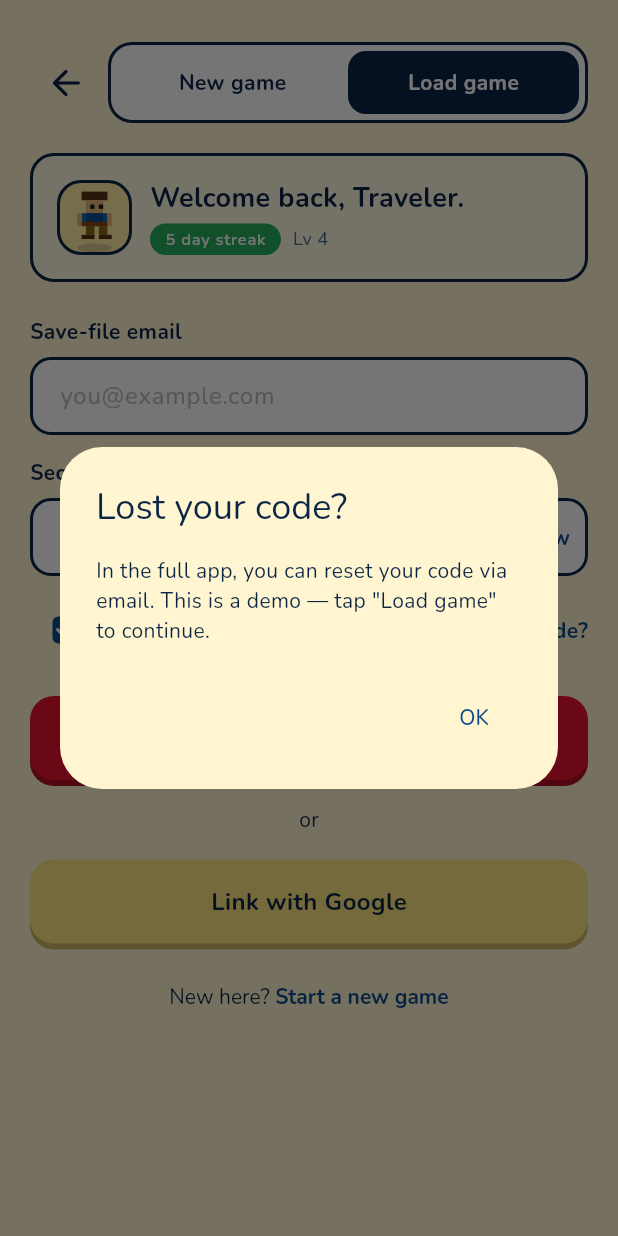
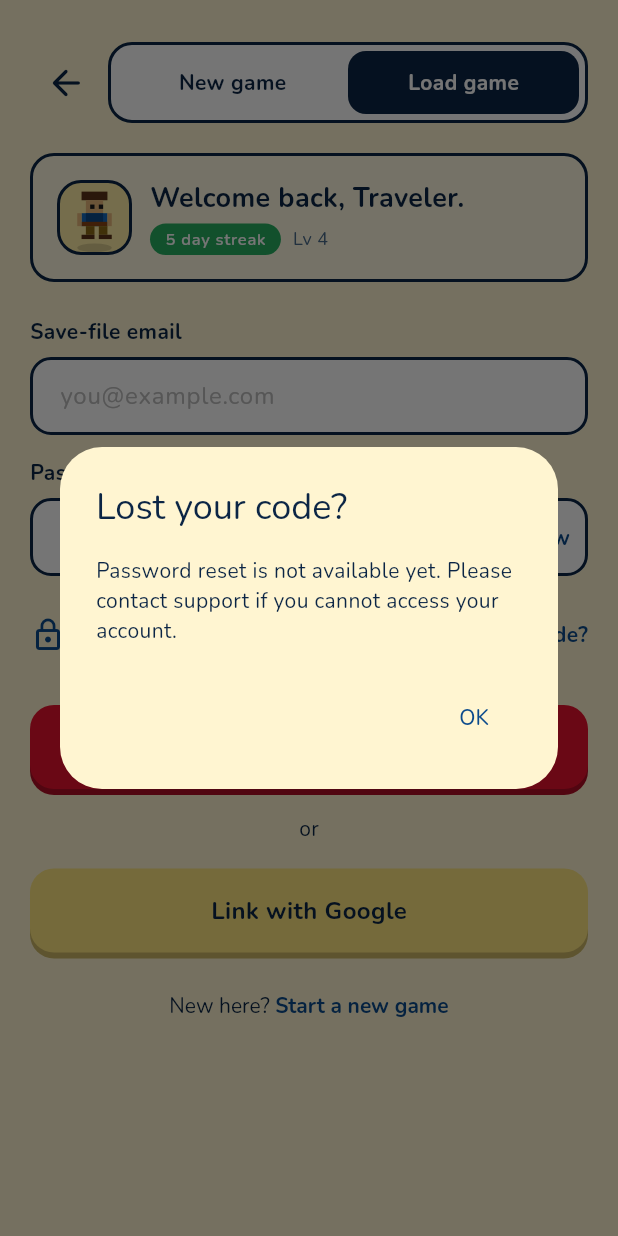
Before and after one commit to Prakritsigdel/glossa, a Flutter app: the LoginScreen screen opened by its route, after a tap on "Lost your code?", on a phone screen of 412 x 824 dp. Run offline on Flutter 3.47's test engine with Material 3 defaults, Android fonts, the phone set to English and light mode, and no system bars; our stand-ins replace flutter_riverpod, flutter_secure_storage, go_router; accounts and stored records are empty.

Commit message:
feat(auth): connect load game flow

```diff
--- a/lib/features/authentication/screens/login_screen.dart
+++ b/lib/features/authentication/screens/login_screen.dart
@@ -21,7 +21,6 @@ class _LoginScreenState extends ConsumerState<LoginScreen> {
   final _emailController = TextEditingController();
   final _codeController = TextEditingController();
   bool _obscureCode = true;
-  bool _autoSave = true;
 
   @override
   void dispose() {
@@ -54,8 +53,11 @@ class _LoginScreenState extends ConsumerState<LoginScreen> {
                 Row(
                   children: [
                     IconButton(
-                      icon: const Icon(Icons.arrow_back_rounded,
-                          color: GlossaColors.blueNavy, size: 28),
+                      icon: const Icon(
+                        Icons.arrow_back_rounded,
+                        color: GlossaColors.blueNavy,
+                        size: 28,
+                      ),
                       onPressed: () {
                         if (context.canPop()) {
                           context.pop();
@@ -93,21 +95,28 @@ class _LoginScreenState extends ConsumerState<LoginScreen> {
                         child: Column(
                           crossAxisAlignment: CrossAxisAlignment.start,
                           children: [
-                          Text('Welcome back, Traveler.',
-                              style: GlossaTypography.headlineMedium),
+                            Text(
+                              'Welcome back, Traveler.',
+                              style: GlossaTypography.headlineMedium,
+                            ),
                             const SizedBox(height: 6),
                             Row(
                               children: [
                                 Container(
                                   padding: const EdgeInsets.symmetric(
-                                    horizontal: 10, vertical: 3),
+                                    horizontal: 10,
+                                    vertical: 3,
+                                  ),
                                   decoration: BoxDecoration(
                                     color: GlossaColors.streakGreen,
                                     borderRadius: BorderRadius.circular(12),
                                   ),
-                                child: Text('5 day streak',
-                                    style: GlossaTypography.labelSmall
-                                        .copyWith(color: GlossaColors.white)),
+                                  child: Text(
+                                    '5 day streak',
+                                    style: GlossaTypography.labelSmall.copyWith(
+                                      color: GlossaColors.white,
+                                    ),
+                                  ),
                                 ),
                                 const SizedBox(width: 8),
                                 Text('Lv 4', style: GlossaTypography.bodySmall),
@@ -124,41 +133,51 @@ class _LoginScreenState extends ConsumerState<LoginScreen> {
                 const SizedBox(height: Spacing.sm),
                 TextFormField(
                   controller: _emailController,
-                decoration: const InputDecoration(hintText: 'you@example.com'),
+                  decoration: const InputDecoration(
+                    hintText: 'you@example.com',
+                  ),
                   keyboardType: TextInputType.emailAddress,
                 ),
                 const SizedBox(height: Spacing.lg),
-              Text('Secret code', style: GlossaTypography.labelMedium),
+                Text('Password', style: GlossaTypography.labelMedium),
                 const SizedBox(height: Spacing.sm),
                 TextFormField(
                   controller: _codeController,
                   obscureText: _obscureCode,
                   decoration: InputDecoration(
-                  hintText: 'Your secret code',
+                    hintText: 'Password',
                     suffixIcon: GestureDetector(
                       onTap: () => setState(() => _obscureCode = !_obscureCode),
                       child: Padding(
                         padding: const EdgeInsets.only(right: 12),
                         child: Text(
                           _obscureCode ? 'Show' : 'Hide',
-                        style: GlossaTypography.labelMedium
-                            .copyWith(color: GlossaColors.blueDeep),
+                          style: GlossaTypography.labelMedium.copyWith(
+                            color: GlossaColors.blueDeep,
                           ),
                         ),
                       ),
-                  suffixIconConstraints:
-                      const BoxConstraints(minHeight: 0, minWidth: 0),
+                    ),
+                    suffixIconConstraints: const BoxConstraints(
+                      minHeight: 0,
+                      minWidth: 0,
+                    ),
                   ),
                 ),
                 const SizedBox(height: Spacing.md),
                 Row(
                   children: [
-                  Checkbox(
-                    value: _autoSave,
-                    onChanged: (v) =>
-                        setState(() => _autoSave = v ?? false),
+                    const Icon(
+                      Icons.lock_outline,
+                      color: GlossaColors.blueDeep,
                     ),
-                  Text('Auto-save', style: GlossaTypography.bodyMedium),
+                    const SizedBox(width: Spacing.xs),
+                    Expanded(
+                      child: Text(
+                        'Your session is saved securely on this device.',
+                        style: GlossaTypography.bodySmall,
+                      ),
+                    ),
                     const Spacer(),
                     GestureDetector(
                       onTap: () {
@@ -167,8 +186,8 @@ class _LoginScreenState extends ConsumerState<LoginScreen> {
                           builder: (_) => AlertDialog(
                             title: const Text('Lost your code?'),
                             content: const Text(
-                              'In the full app, you can reset your code via email. '
-                              'This is a demo — tap "Load game" to continue.'),
+                              'Password reset is not available yet. Please contact support if you cannot access your account.',
+                            ),
                             actions: [
                               TextButton(
                                 onPressed: () => Navigator.pop(context),
@@ -180,8 +199,9 @@ class _LoginScreenState extends ConsumerState<LoginScreen> {
                       },
                       child: Text(
                         'Lost your code?',
-                      style: GlossaTypography.labelMedium
-                          .copyWith(color: GlossaColors.blueDeep),
+                        style: GlossaTypography.labelMedium.copyWith(
+                          color: GlossaColors.blueDeep,
+                        ),
                       ),
                     ),
                   ],
@@ -189,9 +209,22 @@ class _LoginScreenState extends ConsumerState<LoginScreen> {
                 const SizedBox(height: Spacing.xl),
                 GlossaButton(
                   label: 'Load game',
-                onPressed: () {
-                  ref.read(gameStateProvider.notifier).logIn();
-                  context.go(AppRoutes.town);
+                  onPressed: () async {
+                    try {
+                      await ref
+                          .read(gameStateProvider.notifier)
+                          .logIn(
+                            email: _emailController.text.trim(),
+                            password: _codeController.text,
+                          );
+                      if (context.mounted) context.go(AppRoutes.town);
+                    } catch (error) {
+                      if (context.mounted) {
+                        ScaffoldMessenger.of(context).showSnackBar(
+                          SnackBar(content: Text(error.toString())),
+                        );
+                      }
+                    }
                   },
                 ),
                 const SizedBox(height: Spacing.lg),
@@ -204,7 +237,8 @@ class _LoginScreenState extends ConsumerState<LoginScreen> {
                     ScaffoldMessenger.of(context).showSnackBar(
                       const SnackBar(
                         content: Text(
-                          'Google login will be available with Firebase integration.'),
+                          'Google login will be available with Firebase integration.',
+                        ),
                       ),
                     );
                   },
@@ -220,8 +254,9 @@ class _LoginScreenState extends ConsumerState<LoginScreen> {
                           const TextSpan(text: 'New here? '),
                           TextSpan(
                             text: 'Start a new game',
-                          style: GlossaTypography.labelMedium
-                              .copyWith(color: GlossaColors.blueDeep),
+                            style: GlossaTypography.labelMedium.copyWith(
+                              color: GlossaColors.blueDeep,
+                            ),
                           ),
                         ],
                       ),
```
Lines whose indentation alone changed are shown as unchanged.
